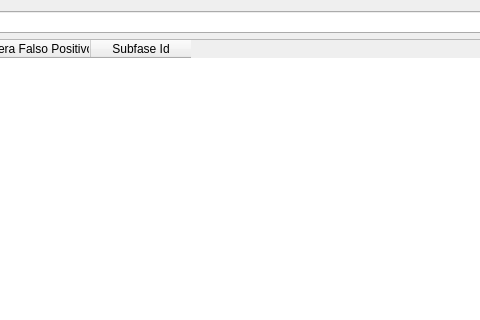
This is uis/managementFmeProfiles.ui in dsgoficial/SAP_Gerente as Qt 5 draws it before an edit; both pictures show x 421 to 901 and y 0 to 320 of the 1107 by 462 pixel window. The edited form follows.
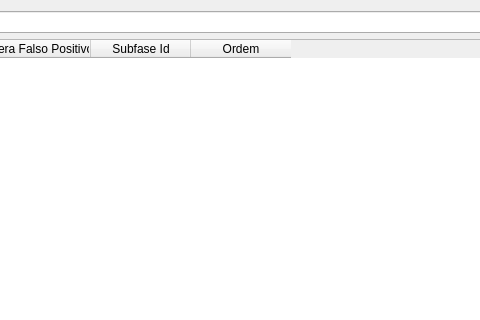
This is the edited form.

The edit to the form file:
```diff
--- a/uis/managementFmeProfiles.ui
+++ b/uis/managementFmeProfiles.ui
@@ -46,6 +46,11 @@
        <string>Subfase Id</string>
       </property>
      </column>
+     <column>
+      <property name="text">
+       <string>Ordem</string>
+      </property>
+     </column>
     </widget>
    </item>
    <item row="2" column="0">
```
